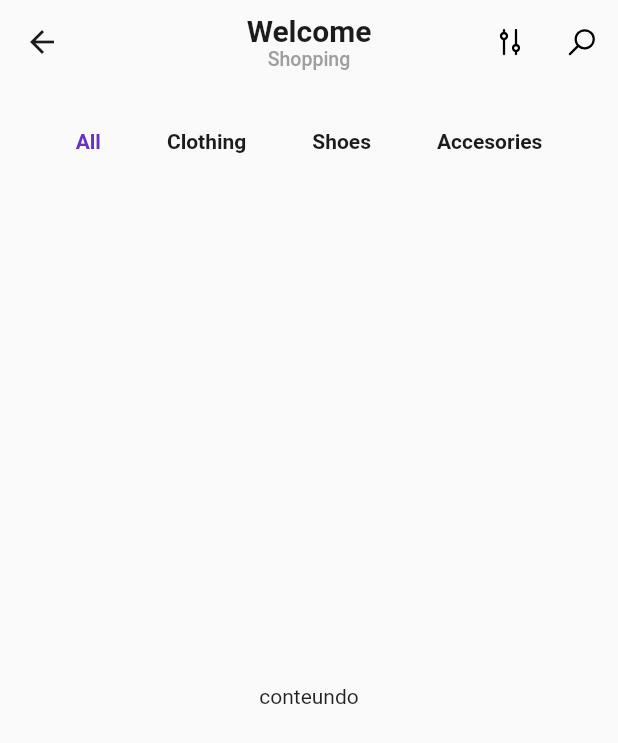
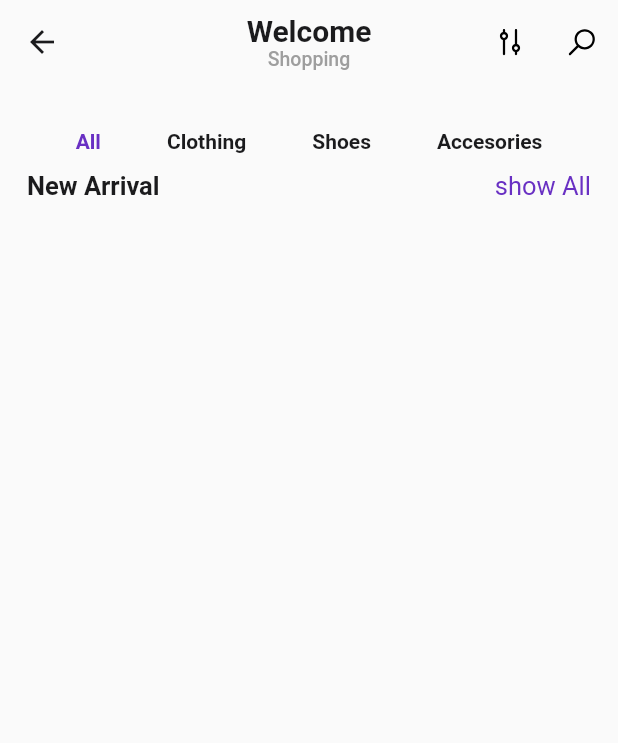
Before and after one commit to alefbispo/ecomerce, a Flutter app: the HomePage screen opened directly, on a phone screen of 412 x 824 dp. Shown: the top 743 px of the screen. Run offline on Flutter 3.47's test engine with Material 2 defaults, Android fonts, the phone set to English and light mode, and no system bars; our stand-ins replace flutter_svg.

Commit message:
just save

```diff
--- a/ecomerce/lib/screens/homepage/home_page.dart
+++ b/ecomerce/lib/screens/homepage/home_page.dart
@@ -1,6 +1,7 @@
 import 'package:ecomerce/appColors/app_colors.dart';
 import 'package:ecomerce/styles/home_sreen_style.dart';
 import 'package:ecomerce/swvImages/swv_images.dart';
+import 'package:ecomerce/widgets/show_all_widgest.dart';
 import 'package:flutter/material.dart';
 import 'package:flutter_svg/svg.dart';
 
@@ -69,24 +70,37 @@ class HomePage extends StatelessWidget {
         length: 4,
         child: Scaffold(
           appBar: buildAppBar(),
-          body: const TabBarView(
+          body: TabBarView(
             children: [
-              Center(
-                child: Text('conteundo'),
-
+              ListView(
+                physics: const BouncingScrollPhysics(),
+                children: [
+                  const ShowAllWidget(
+                    leftText: 'New Arrival',
+                  ),
+                  Padding(
+                    padding: const EdgeInsets.symmetric(
+                      horizontal: 12.0,
+                    ),
+                    child: GridView.builder(
+                      shrinkWrap: true,
+                      primary: true,
+                      itemCount:  2,
+                      physics: const NeverScrollableScrollPhysics(),
+                      gridDelegate: const SliverGridDelegateWithFixedCrossAxisCount(
+                        crossAxisCount: 2,
+                        childAspectRatio: 0.7,
+                      ),
+                      itemBuilder: (context, index) {
+                        return Container();
+                      },
+                    ),
+                  ),
+                ],
               ),
-              Center(
-                child: Text('conteundo'),
-
-              ),
-              Center(
-                child: Text('conteundo'),
-
-              ),
-              Center(
-                child: Text('conteundo'),
-
-              ),
+              Center(child: Text('conteundo')),
+              Center(child: Text('conteundo')),
+              Center(child: Text('conteundo')),
             ],
           ),
         ));
```
